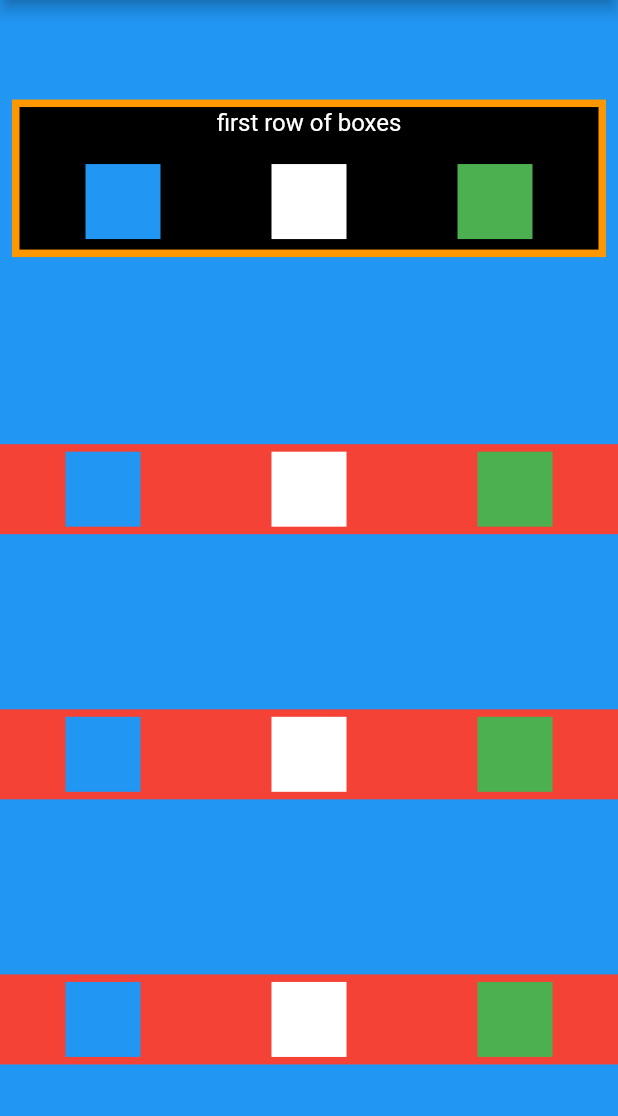
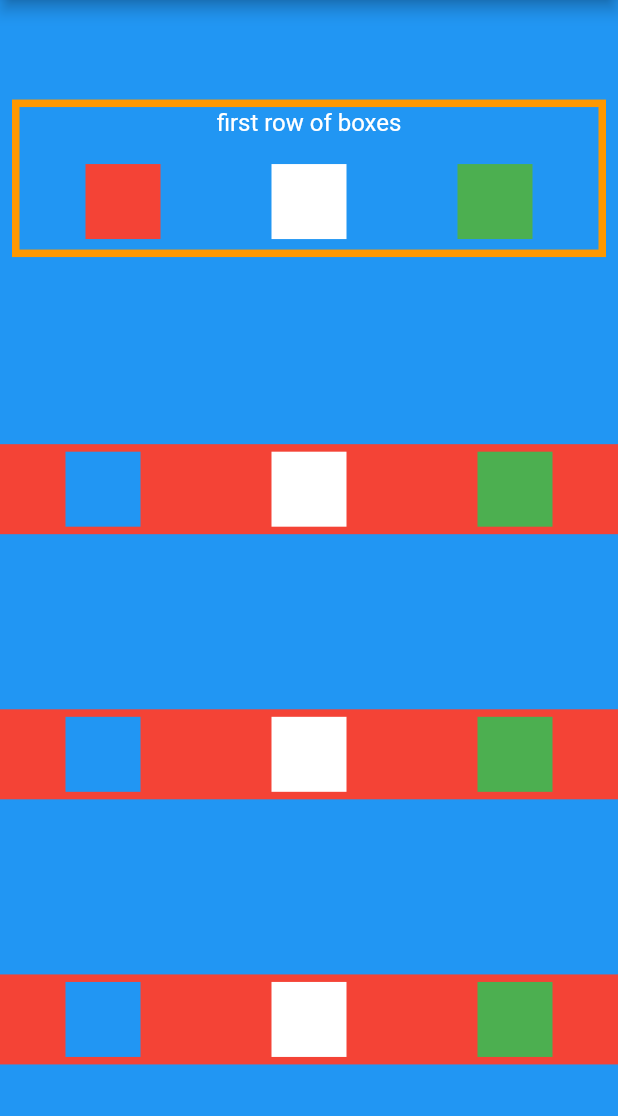
Before and after one commit to tdygert/rows_and_columns_exercise, a Flutter app: the screen it shows after launch, on a phone screen of 412 x 824 dp, the part 84-1200 px from its top. Run offline on Flutter 3.47's test engine with Material 2 defaults, Android fonts, the phone set to English and light mode, and no system bars.

Commit message:
got rid of Decorated Box color.

```diff
--- a/lib/main.dart
+++ b/lib/main.dart
@@ -28,8 +28,8 @@ class MyApp extends StatelessWidget {
                   padding: const EdgeInsets.all(8.0),
                   child: DecoratedBox(
                       decoration: BoxDecoration(
-                          border: Border.all(width: 5, color: Colors.orange),
-                          color: Colors.black),
+                        border: Border.all(width: 5, color: Colors.orange),
+                      ),
                       child: Column(
                         children: <Widget>[
                           Row(
@@ -56,7 +56,7 @@ class MyApp extends StatelessWidget {
                                   //  margin: EdgeInsets.all(10),
                                   height: 50,
                                   width: 50,
-                                  color: Colors.blue,
+                                  color: Colors.red,
                                 ),
                                 Container(
                                   height: 50,
```
